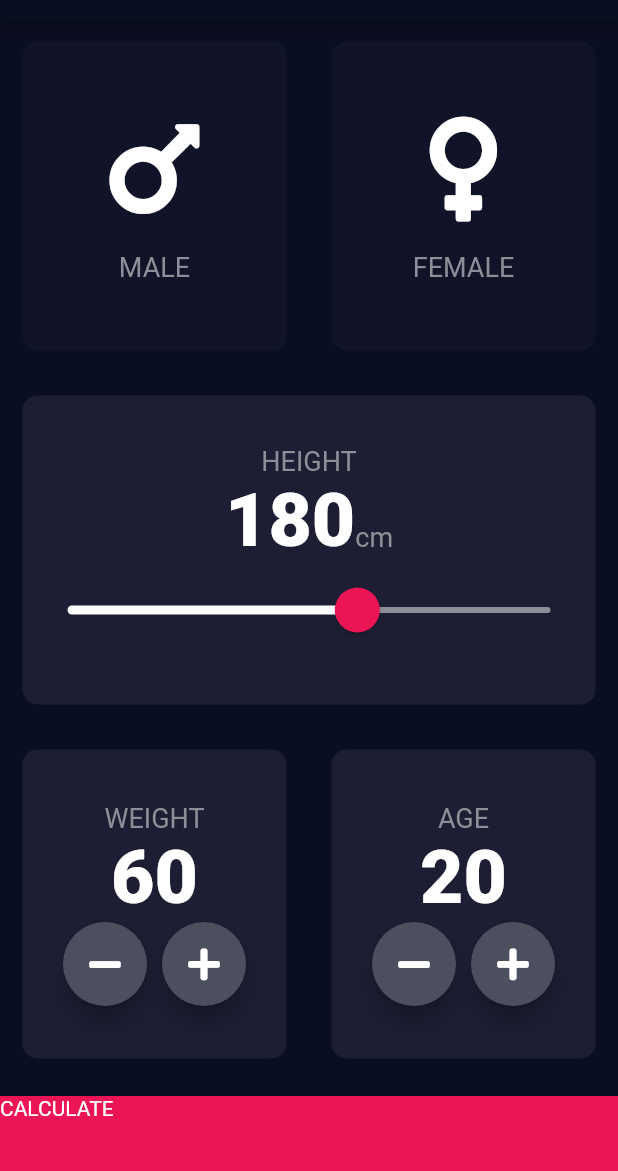
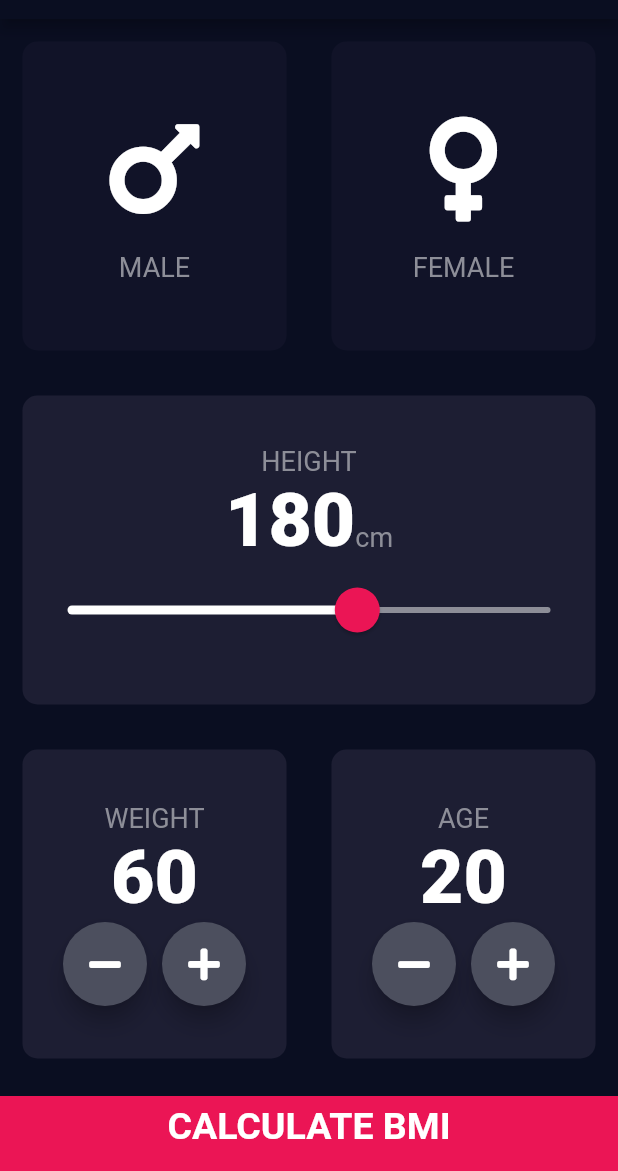
Before and after one commit to PatrickChow0803/flutter-bmi-calc, a Flutter app: the screen it shows after launch, on a phone screen of 412 x 824 dp, the part 65-1236 px from its top. Run offline on Flutter 3.47's test engine with Material 2 defaults, Android fonts, the phone set to English and light mode, and no system bars; our stand-ins replace font_awesome_flutter.

Commit message:
Finished design for the result screen

```diff
--- /dev/null
+++ b/lib/components/bottom_button.dart
@@ -0,0 +1,30 @@
+import 'package:flutter/material.dart';
+
+import '../constants.dart';
+
+class BottomButton extends StatelessWidget {
+  BottomButton({@required this.onTap, @required this.buttonTitle});
+
+  final Function onTap;
+  final String buttonTitle;
+  @override
+  Widget build(BuildContext context) {
+    return GestureDetector(
+//            Navigates to the result page
+      onTap: onTap,
+      child: Container(
+        child: Center(
+          child: Text(
+            buttonTitle,
+            style: kLargeButtonTextStyle,
+          ),
+        ),
+        padding: EdgeInsets.only(bottom: 10),
+        color: kBottomContainerColor,
+        width: double.infinity,
+        margin: EdgeInsets.only(top: 10.0),
+        height: kBottomContainerHeight,
+      ),
+    );
+  }
+}
--- /dev/null
+++ b/lib/components/round_icon_button.dart
@@ -0,0 +1,24 @@
+import 'package:flutter/material.dart';
+
+class RoundIconButton extends StatelessWidget {
+//  Constructor
+  RoundIconButton({@required this.icon, @required this.onPressed});
+
+  final IconData icon;
+  final Function onPressed;
+
+  @override
+  Widget build(BuildContext context) {
+    return RawMaterialButton(
+      child: Icon(icon),
+      onPressed: onPressed,
+      elevation: 6.0,
+      constraints: BoxConstraints.tightFor(
+        width: 56.0,
+        height: 56.0,
+      ),
+      shape: CircleBorder(),
+      fillColor: Color(0xFF4C4F5E),
+    );
+  }
+}
--- a/lib/main.dart
+++ b/lib/main.dart
@@ -1,6 +1,6 @@
 import 'package:flutter/material.dart';
 
-import 'input_page.dart';
+import 'screens/input_page.dart';
 
 void main() => runApp(BMICalculator());
 
--- a/lib/input_page.dart
+++ b/lib/screens/input_page.dart
@@ -1,9 +1,11 @@
-import 'package:bmi_calculator/results_page.dart';
+import 'package:bmi_calculator/components/round_icon_button.dart';
+import 'package:bmi_calculator/screens/results_page.dart';
 import 'package:flutter/material.dart';
 import 'package:font_awesome_flutter/font_awesome_flutter.dart';
-import 'icon_content.dart';
-import 'reuseable_card.dart';
-import 'constants.dart';
+import '../components/bottom_button.dart';
+import '../components/icon_content.dart';
+import '../components/reuseable_card.dart';
+import '../constants.dart';
 
 /*
 
@@ -256,45 +258,19 @@ class _InputPageState extends State<InputPage> {
               ],
             ),
           ),
-          GestureDetector(
-//            Navigates to the result page
+          BottomButton(
+            buttonTitle: 'CALCULATE BMI',
             onTap: () {
-              Navigator.push(context,
-                  MaterialPageRoute(builder: (context) => ResultsPage()));
+              Navigator.push(
+                context,
+                MaterialPageRoute(
+                  builder: (context) => ResultsPage(),
+                ),
+              );
             },
-            child: Container(
-              child: Text('CALCULATE'),
-              color: kBottomContainerColor,
-              width: double.infinity,
-              margin: EdgeInsets.only(top: 10.0),
-              height: kBottomContainerHeight,
-            ),
           ),
         ],
       ),
     );
   }
 }
-
-class RoundIconButton extends StatelessWidget {
-//  Constructor
-  RoundIconButton({@required this.icon, @required this.onPressed});
-
-  final IconData icon;
-  final Function onPressed;
-
-  @override
-  Widget build(BuildContext context) {
-    return RawMaterialButton(
-      child: Icon(icon),
-      onPressed: onPressed,
-      elevation: 6.0,
-      constraints: BoxConstraints.tightFor(
-        width: 56.0,
-        height: 56.0,
-      ),
-      shape: CircleBorder(),
-      fillColor: Color(0xFF4C4F5E),
-    );
-  }
-}
```
Also changed, not shown: lib/constants.dart (+25 -0 lines), lib/results_page.dart (deleted, +0 -13 lines), lib/screens/results_page.dart (added, +63 -0 lines), lib/components/icon_content.dart (renamed from lib/icon_content.dart), lib/components/reuseable_card.dart (renamed from lib/reuseable_card.dart).
